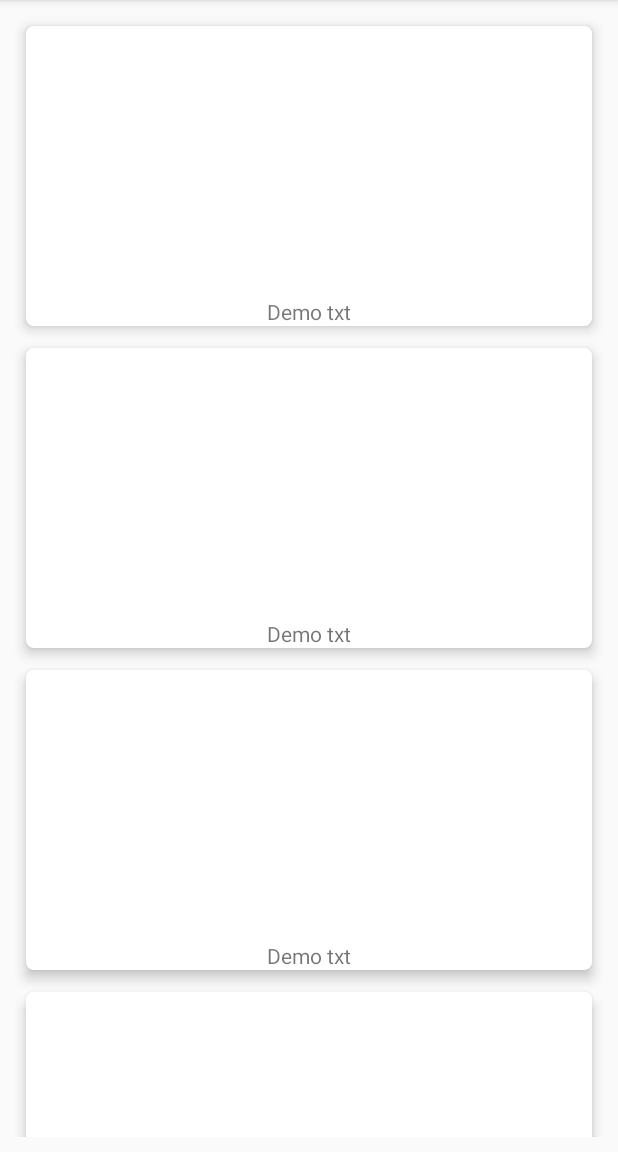
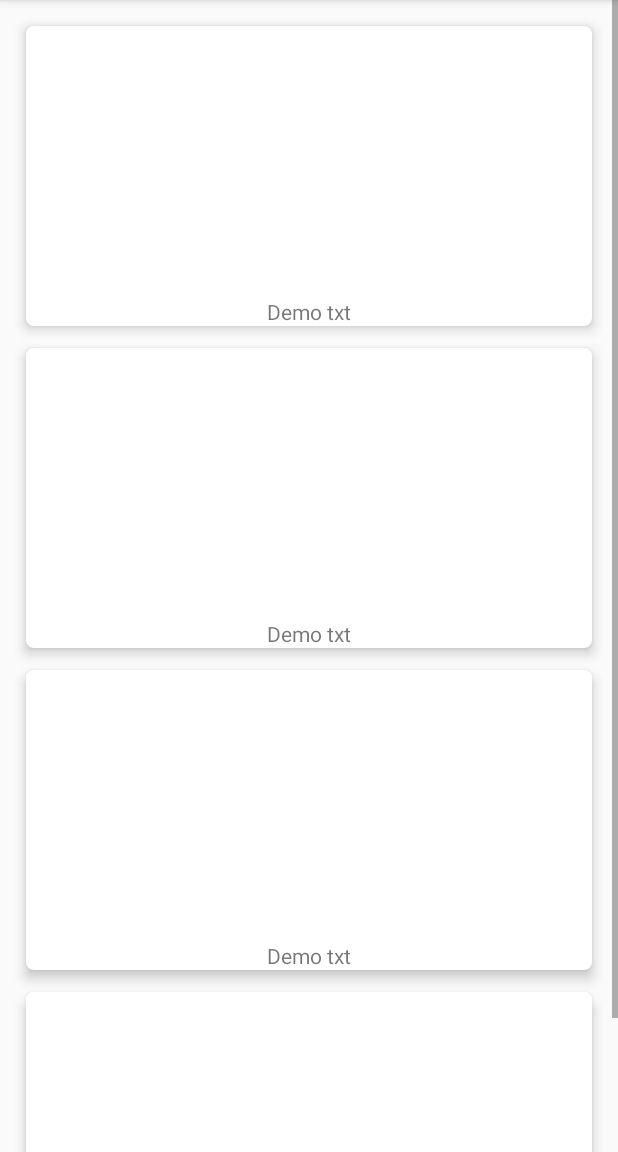
Before and after one commit to kj7744/GETFIT, an Android app: the fragment EquipmentFragment shown on its own in the app's theme, on a phone screen of 412 x 824 dp, the part 84-1236 px from its top. Run offline under Robolectric (Android 15) with nearby library versions, the phone set to English and light mode, and no system bars; 1 statement that could not run was skipped.

Commit message:
equipment frag

```diff
--- a/app/src/main/java/com/example/getfit/EquipmentFragment.kt
+++ b/app/src/main/java/com/example/getfit/EquipmentFragment.kt
@@ -1,6 +1,7 @@
 package com.example.getfit
 
 
+import android.content.Intent
 import android.os.Bundle
 import androidx.fragment.app.Fragment
 import android.view.LayoutInflater
@@ -18,7 +19,7 @@ class EquipmentFragment : Fragment() {
     ): View? {
         // Inflate the layout for this fragment
         return inflater.inflate(R.layout.fragment_equipment, container, false)
+
     }
 
-
 }
--- a/app/src/main/res/layout/fragment_equipment.xml
+++ b/app/src/main/res/layout/fragment_equipment.xml
@@ -1,4 +1,7 @@
 <?xml version="1.0" encoding="utf-8"?>
+<ScrollView android:layout_height="match_parent"
+    android:layout_width="match_parent"
+    xmlns:android="http://schemas.android.com/apk/res/android">
 <LinearLayout xmlns:android="http://schemas.android.com/apk/res/android"
     android:layout_height="match_parent"
     android:layout_width="wrap_content"
@@ -10,9 +13,9 @@
         <androidx.cardview.widget.CardView
             android:layout_width="match_parent"
             android:layout_height="200dp"
-        app:cardElevation="5dp"
             android:layout_margin="7dp"
-        app:cardCornerRadius="5dp">
+            app:cardCornerRadius="5dp"
+            app:cardElevation="5dp">
 
             <RelativeLayout
                 android:layout_width="match_parent"
@@ -24,24 +27,26 @@
                     android:scaleType="centerCrop">
 
                 </ImageView>
+
                 <TextView
                     android:layout_width="match_parent"
                     android:layout_height="wrap_content"
-                android:text="Demo txt"
+                    android:layout_alignParentBottom="true"
                     android:gravity="center_horizontal"
-                android:layout_alignParentBottom="true">
+                    android:text="Demo txt">
 
                 </TextView>
 
 
             </RelativeLayout>
         </androidx.cardview.widget.CardView>
+
         <androidx.cardview.widget.CardView
             android:layout_width="match_parent"
             android:layout_height="200dp"
-        app:cardElevation="5dp"
             android:layout_margin="7dp"
-        app:cardCornerRadius="5dp">
+            app:cardCornerRadius="5dp"
+            app:cardElevation="5dp">
 
             <RelativeLayout
                 android:layout_width="match_parent"
@@ -53,24 +58,26 @@
                     android:scaleType="centerCrop">
 
                 </ImageView>
+
                 <TextView
                     android:layout_width="match_parent"
                     android:layout_height="wrap_content"
-                android:text="Demo txt"
+                    android:layout_alignParentBottom="true"
                     android:gravity="center_horizontal"
-                android:layout_alignParentBottom="true">
+                    android:text="Demo txt">
 
                 </TextView>
 
 
             </RelativeLayout>
         </androidx.cardview.widget.CardView>
+
         <androidx.cardview.widget.CardView
             android:layout_width="match_parent"
             android:layout_height="200dp"
-        app:cardElevation="5dp"
             android:layout_margin="7dp"
-        app:cardCornerRadius="5dp">
+            app:cardCornerRadius="5dp"
+            app:cardElevation="5dp">
 
             <RelativeLayout
                 android:layout_width="match_parent"
@@ -82,24 +89,26 @@
                     android:scaleType="centerCrop">
 
                 </ImageView>
+
                 <TextView
                     android:layout_width="match_parent"
                     android:layout_height="wrap_content"
-                android:text="Demo txt"
+                    android:layout_alignParentBottom="true"
                     android:gravity="center_horizontal"
-                android:layout_alignParentBottom="true">
+                    android:text="Demo txt">
 
                 </TextView>
 
 
             </RelativeLayout>
         </androidx.cardview.widget.CardView>
+
         <androidx.cardview.widget.CardView
             android:layout_width="match_parent"
             android:layout_height="200dp"
-        app:cardElevation="5dp"
             android:layout_margin="7dp"
-        app:cardCornerRadius="5dp">
+            app:cardCornerRadius="5dp"
+            app:cardElevation="5dp">
 
             <RelativeLayout
                 android:layout_width="match_parent"
@@ -111,12 +120,13 @@
                     android:scaleType="centerCrop">
 
                 </ImageView>
+
                 <TextView
                     android:layout_width="match_parent"
                     android:layout_height="wrap_content"
-                android:text="Demo txt"
+                    android:layout_alignParentBottom="true"
                     android:gravity="center_horizontal"
-                android:layout_alignParentBottom="true">
+                    android:text="Demo txt">
 
                 </TextView>
 
@@ -124,3 +134,5 @@
             </RelativeLayout>
         </androidx.cardview.widget.CardView>
 </LinearLayout>
+
+</ScrollView>
```
Lines whose indentation alone changed are shown as unchanged.
